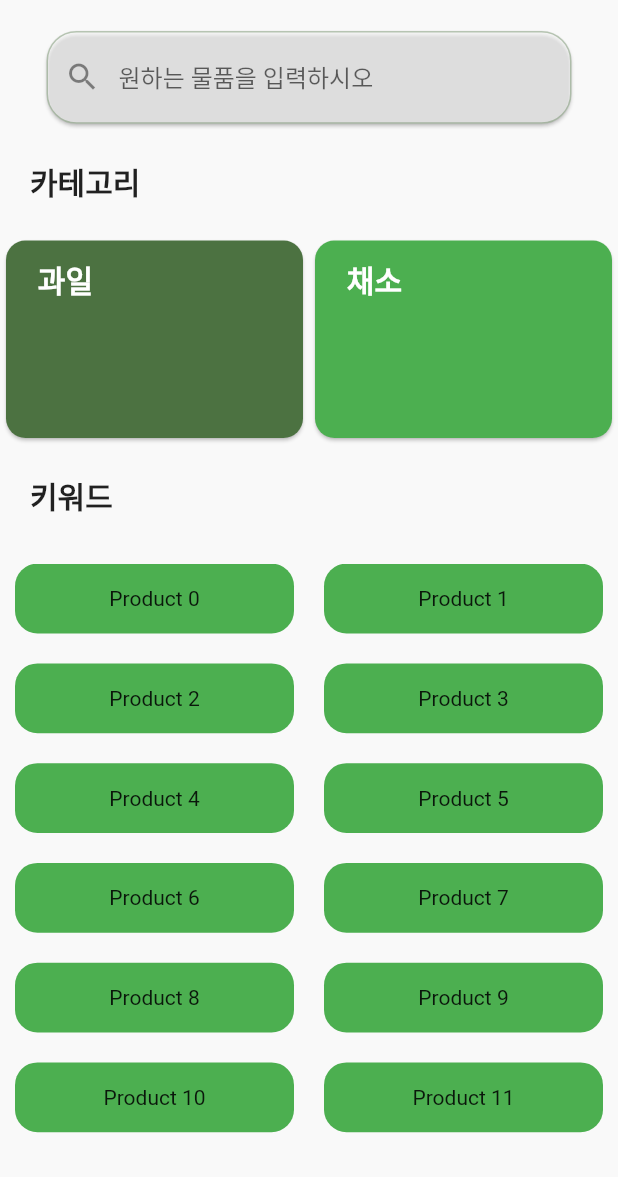
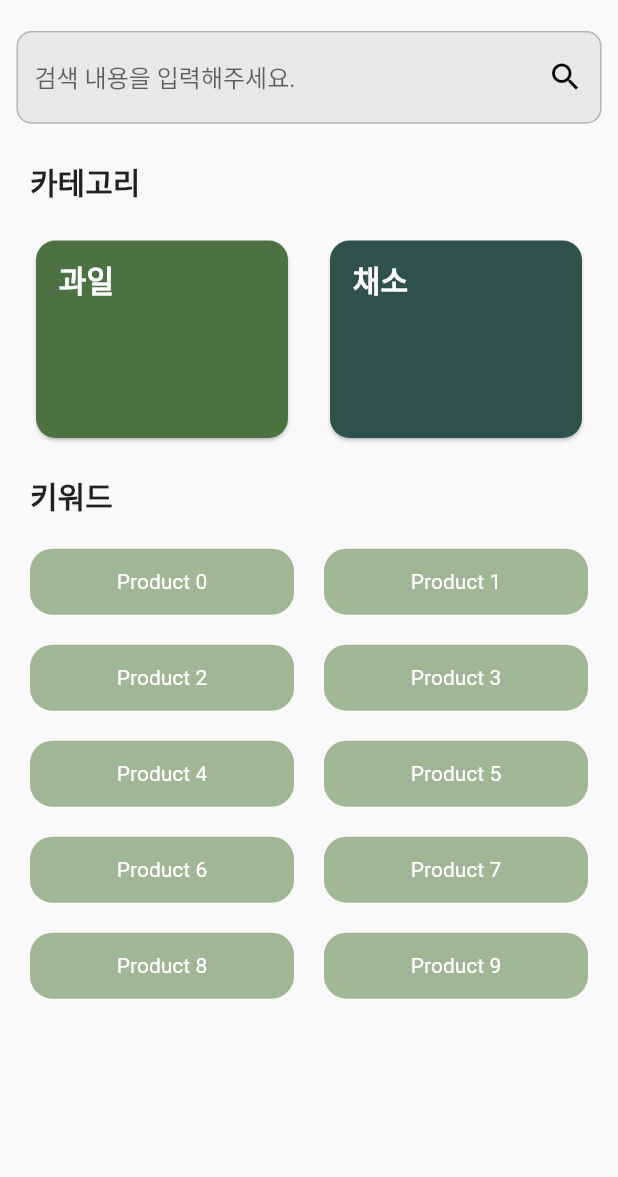
Before and after one commit to LevelUpToast/Toast_FrontEnd, a Flutter app: the searchScreen screen opened by its route, on a phone screen of 412 x 824 dp, the part 59-1236 px from its top. Run offline on Flutter 3.47's test engine with Material 2 defaults, Android fonts, the phone set to English and light mode, and no system bars; our stand-ins replace dropdown_button2, flutter_svg, flutter_swiper, material_floating_search_bar, percent_indicator.

Commit message:
2022-09-26_indenet fix_v3

```diff
--- a/lever_up_toast/lib/screens/bodyScreen/mainScreen.dart
+++ b/lever_up_toast/lib/screens/bodyScreen/mainScreen.dart
@@ -213,6 +213,7 @@ class _MainScreenState extends State<MainScreen> {
                                                                 child: Text(snapshot.data!['data']['recommendedProducts'][index]['title'].toString(),
                                                                   style: TextStyle(
                                                                     fontSize: 20,
+                                                                    color: Colors.grey
                                                                   ),),
                                                               ),
                                                             )),
@@ -370,6 +371,7 @@ class _MainScreenState extends State<MainScreen> {
                                                             child: Container(
                                                               child: Text(snapshot.data!['data'][selectedValue!+'Products'][index]['title'].toString(),
                                                                 style: TextStyle(
+                                                                  color: Colors.grey,
                                                                   fontSize: 20,
                                                                 ),),
                                                             )),
--- a/lever_up_toast/lib/screens/bodyScreen/myPageScreen.dart
+++ b/lever_up_toast/lib/screens/bodyScreen/myPageScreen.dart
@@ -258,6 +258,7 @@ class MyPageScreen extends StatelessWidget {
                                                     child: Center(
                                                       child: Text(_currentpage[index]['title'].toString(),
                                                         style: TextStyle(
+                                                          color: Colors.grey,
                                                           fontSize: 20,
                                                         ),
                                                       ),
--- a/lever_up_toast/lib/screens/bodyScreen/searchScreen.dart
+++ b/lever_up_toast/lib/screens/bodyScreen/searchScreen.dart
@@ -16,7 +16,7 @@ class searchScreen extends StatefulWidget {
 class _searchScreenState extends State<searchScreen> {
   @override
   final List<Map> myProducts =
-  List.generate(20, (index) => {"id": index, "name": "Product $index"})
+  List.generate(10, (index) => {"id": index, "name": "Product $index"})
       .toList();
   final myController = TextEditingController();
   String imagePath = ApiInfo.testUrl+ApiInfo.imageUrl;
@@ -42,21 +42,35 @@ class _searchScreenState extends State<searchScreen> {
           Flexible(
             flex: 1,
             child: Card(
-              color: Colors.white54,
+              elevation: 0,
+              color: AppColors.grey100,
               shape: RoundedRectangleBorder(
-                borderRadius: BorderRadius.circular(20.0),
+                borderRadius: BorderRadius.circular(10.0),
               ),
               child: Container(
-                width: 350,
+                width: 390,
                 child: Row(
                   children: [
                     Flexible(
                       flex: 6,
                       child: Container(
                         child: TextField(
+                          onEditingComplete:() async{
+                            searchResult = await Api().searchApi(myController.value.text);
+                            print(searchResult);
+                            if (searchResult['data'] != null){
+                              Navigator.push(
+                                context,
+                                MaterialPageRoute(builder: (context) => findPro(context,searchResult)),
+                              );
+                            }else if(searchResult['data'] == null){
+                              FlutterDialog();
+                            }
+                          },
                           controller: myController,
                           decoration: InputDecoration(
-                            prefixIcon: IconButton(
+                            suffixIcon:IconButton(
+                              color: Colors.black,
                               icon: Icon(Icons.search),
                               onPressed: () async{
                                 searchResult = await Api().searchApi(myController.value.text);
@@ -71,10 +85,10 @@ class _searchScreenState extends State<searchScreen> {
                                 }
                               },
                             ),
-                            hintText: '원하는 물품을 입력하시오',
+                            hintText: '검색 내용을 입력해주세요.',
                             border: OutlineInputBorder(
-                                borderRadius: BorderRadius.circular(20),
-                                borderSide: const BorderSide(color: Colors.white54)
+                                borderRadius: BorderRadius.circular(10),
+                                borderSide: const BorderSide(color: AppColors.grey100)
                             ),
                           ),
                         ),
@@ -117,6 +131,11 @@ class _searchScreenState extends State<searchScreen> {
               children: [
                 Flexible(
                   child: Container(
+                    child: Padding(
+                      padding:EdgeInsets.only(
+                          left: 20.0,
+                          right: 10.0
+                      ),
                       child: Center(
                         child: Container(
                           child: Card(
@@ -160,14 +179,20 @@ class _searchScreenState extends State<searchScreen> {
                         ),
                       ),
                     ),
+                  ),
                   flex: 1,
                 ),
                 Flexible(
                   child: Container(
+                    child: Padding(
+                      padding:EdgeInsets.only(
+                        left: 10.0,
+                        right: 20.0,
+                      ),
                       child: Center(
                         child: Container(
                           child: Card(
-                          color: Colors.green,
+                            color: AppColors.roamSelectedNavTitle,
                             shape: RoundedRectangleBorder(
                               borderRadius: BorderRadius.circular(13.0),
                             ),
@@ -202,6 +227,7 @@ class _searchScreenState extends State<searchScreen> {
                                   child: Container(),
                                 ),
                               ],
+                            ),
                           ),
                         ),
                       ),
@@ -242,7 +268,10 @@ class _searchScreenState extends State<searchScreen> {
             flex: 6,
             child: Container(
               child: Padding(
-                padding: EdgeInsets.all(10.0),
+                padding: EdgeInsets.only(
+                    left: 20.0,
+                    right: 20.0
+                ),
                 child: GridView.builder(
                     gridDelegate: const SliverGridDelegateWithMaxCrossAxisExtent(
                         maxCrossAxisExtent: 200,
@@ -254,9 +283,12 @@ class _searchScreenState extends State<searchScreen> {
                       return Container(
                         alignment: Alignment.center,
                         decoration: BoxDecoration(
-                            color: Colors.green,
+                            color: AppColors.secondaryColor,
                             borderRadius: BorderRadius.circular(15)),
-                        child: Text(myProducts[index]["name"]),
+                        child: Text(myProducts[index]["name"],
+                          style: TextStyle(
+                              color: Colors.white
+                          ),),
                       );
                     }),
               ),
@@ -408,14 +440,12 @@ class _searchScreenState extends State<searchScreen> {
   void FlutterDialog() {
     showDialog(
         context: context,
-        //barrierDismissible - Dialog를 제외한 다른 화면 터치 x
         barrierDismissible: false,
         builder: (BuildContext context) {
           return AlertDialog(
-            // RoundedRectangleBorder - Dialog 화면 모서리 둥글게 조절
+            elevation: 0,
             shape: RoundedRectangleBorder(
                 borderRadius: BorderRadius.circular(10.0)),
-            //Dialog Main Title
             title: Column(
               children: <Widget>[
                 new Text("검색 에러"),
```
Lines whose indentation alone changed are shown as unchanged.
